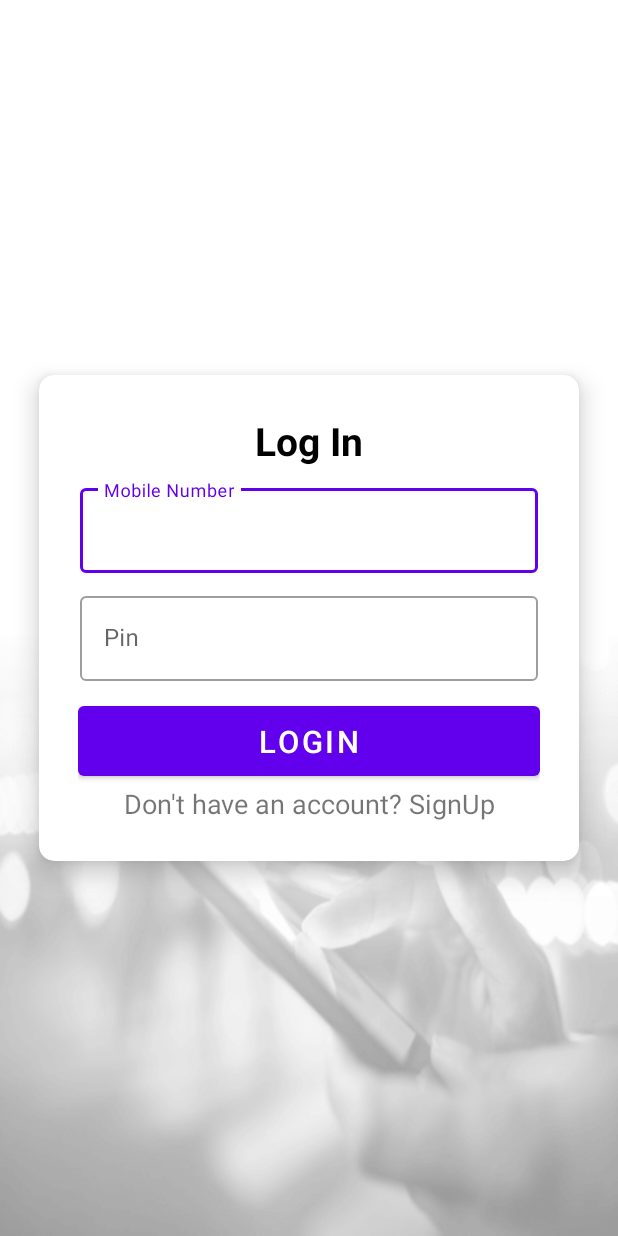
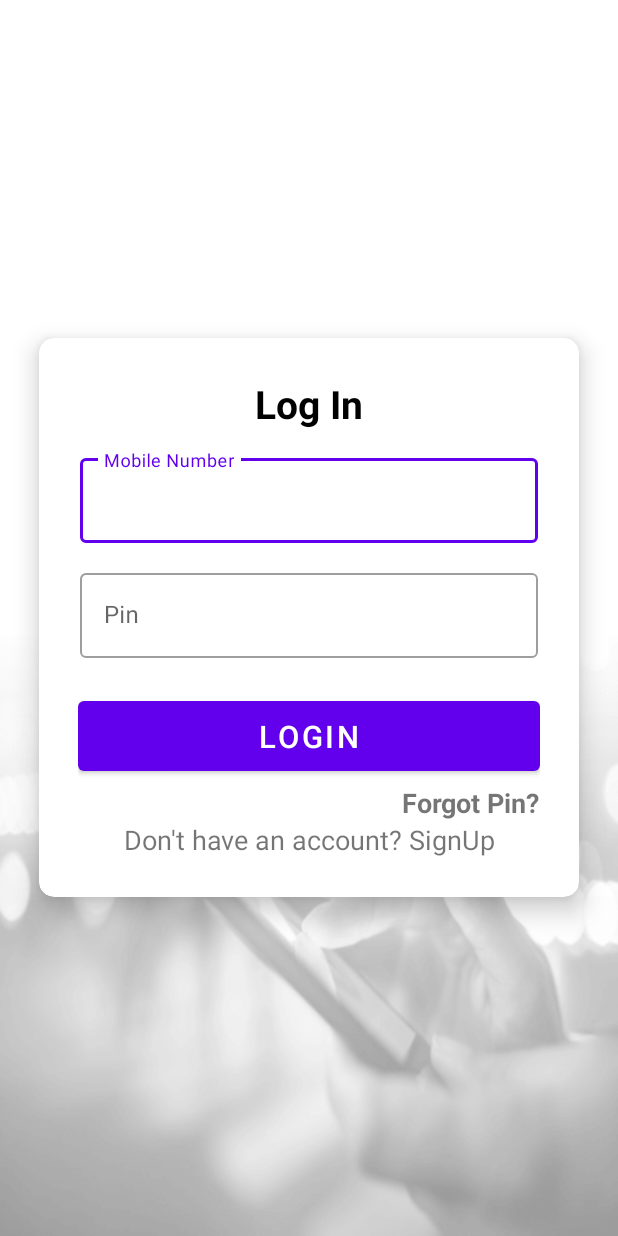
Before and after one commit to sai406/biznet, an Android app: the LoginActivity screen opened directly, with no data from a screen before it, on a phone screen of 412 x 824 dp. Run offline under Robolectric (Android 15) with nearby library versions, the phone set to English and light mode, and no system bars; our stand-ins replace sdp/ssp sizes; libraries missing offline, so code that uses them is left out: com.blankj.utilcode; 1 statement that could not run was skipped.

Commit message:
Added forgot Pin

```diff
--- a/app/src/main/java/com/mstech/gamesnatcherz/utils/RetrofitApi.kt
+++ b/app/src/main/java/com/mstech/gamesnatcherz/utils/RetrofitApi.kt
@@ -60,6 +60,9 @@ interface RetrofitApi {
 
     @GET("api/GetAllCustomers")
     suspend fun getCustomerList(@Query("Cid")cid:String):Response<CustomerListResponse>
+
+    @GET("api/ForgotPassword")
+    suspend fun getForgotPin(@Query("email")emailid:String):Response<ForgotPinResponse>
  @GET("api/GetNotificationbyCustomer")
     suspend fun getNotifications(@Query("cid") cid:String,@Query("bid") bid :String):Response<List<NotificationResponse>>
     companion object{
--- a/app/src/main/res/layout/activity_login.xml
+++ b/app/src/main/res/layout/activity_login.xml
@@ -93,6 +93,20 @@
             app:layout_constraintTop_toBottomOf="@+id/passwordInputLayout"
             app:layout_constraintVertical_bias="0.30" />
 
+        <TextView
+            android:id="@+id/forgotpin"
+            android:layout_width="wrap_content"
+            android:layout_height="wrap_content"
+            android:gravity="center"
+            android:text=" Forgot Pin?"
+            android:textSize="@dimen/_14sdp"
+            android:textStyle="bold"
+            app:layout_constraintBottom_toBottomOf="parent"
+            app:layout_constraintEnd_toEndOf="parent"
+            app:layout_constraintHorizontal_bias="1.0"
+            app:layout_constraintStart_toStartOf="parent"
+            app:layout_constraintTop_toBottomOf="@+id/login_btn"
+            app:layout_constraintVertical_bias="0.100000024" />
 
         <TextView
             android:id="@+id/no_account"
@@ -104,7 +118,7 @@
             app:layout_constraintBottom_toBottomOf="parent"
             app:layout_constraintEnd_toEndOf="parent"
             app:layout_constraintStart_toStartOf="parent"
-            app:layout_constraintTop_toBottomOf="@+id/login_btn"
+            app:layout_constraintTop_toBottomOf="@+id/forgotpin"
             app:layout_constraintVertical_bias="0.100000024" />
 
         <TextView
--- a/app/src/main/res/layout/activity_smart_quiz.xml
+++ b/app/src/main/res/layout/activity_smart_quiz.xml
@@ -8,7 +8,6 @@
     <androidx.recyclerview.widget.RecyclerView
         android:id="@+id/Surveysrecyclerviewid"
         android:layout_width="match_parent"
-        android:layout_height="match_parent"
-        />
+        android:layout_height="match_parent" />
 
 </LinearLayout>
--- a/app/src/main/res/values/strings.xml
+++ b/app/src/main/res/values/strings.xml
@@ -8,6 +8,11 @@
         permissions
     </string>
     <string name="grant">Grant</string>
+    <string name="smartquiz">"Smart Quiz"   is Designed For User-Friendly Purpose. Users Can Get Some Virtual Points In This  Scratching Some Cards. Scratch Cards Are Depends On The  given Questions. Points In Cards Opens Randomly.+"\n"
+    Users Must Know :-+"\n"+
+    "We Don't Collect Any Information."+"/n"+
+    App Functionality :-+"\n"+
+    Smart Quiz  is Developed As User-Friendly.  Will See  Play Button You Will Click To Enter Into Quiz. In This quiz You Will Get Virtual Points And You Will Prize,  if  You Answered - Correctly 5 or more Questions, will get 100 % Prize,  later you can Redeem your Prize(s).</string>
     <string name="title_activity_dashboard">DashboardActivity</string>
     <string name="navigation_drawer_open">Open navigation drawer</string>
     <string name="navigation_drawer_close">Close navigation drawer</string>
```
Also changed, not shown: app/src/main/java/com/mstech/gamesnatcherz/activities/LoginActivity.kt (+37 -0 lines), app/src/main/java/com/mstech/gamesnatcherz/model/ForgotPinResponse.kt (added, +18 -0 lines), app/src/main/res/layout/forgotpin_layout.xml (added, +71 -0 lines).
